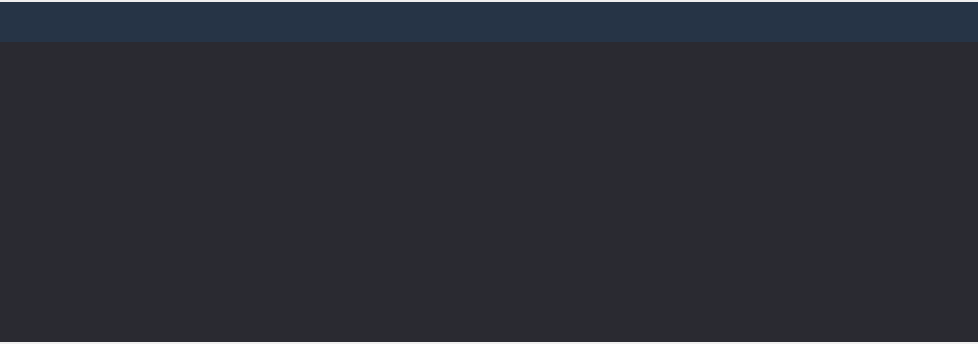
Above: VideoPlayer/mainwidget/RecommendForm.ui from huizhang556/pc-video-player before the change. Below: the same form after it.
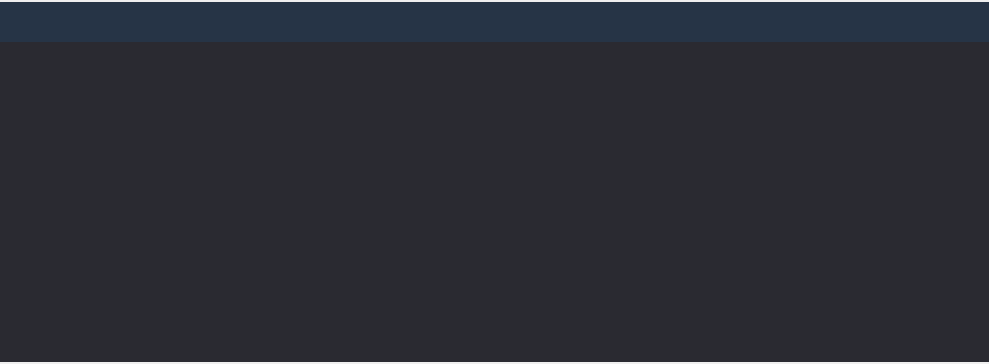
That is the form after the change.

```diff
--- a/VideoPlayer/mainwidget/RecommendForm.ui
+++ b/VideoPlayer/mainwidget/RecommendForm.ui
@@ -6,8 +6,8 @@
    <rect>
     <x>0</x>
     <y>0</y>
-    <width>978</width>
-    <height>344</height>
+    <width>989</width>
+    <height>364</height>
    </rect>
   </property>
   <property name="windowTitle">
@@ -421,13 +421,13 @@
          <property name="minimumSize">
           <size>
            <width>0</width>
-           <height>300</height>
+           <height>320</height>
           </size>
          </property>
          <property name="maximumSize">
           <size>
            <width>16777215</width>
-           <height>300</height>
+           <height>320</height>
           </size>
          </property>
          <property name="styleSheet">
```
